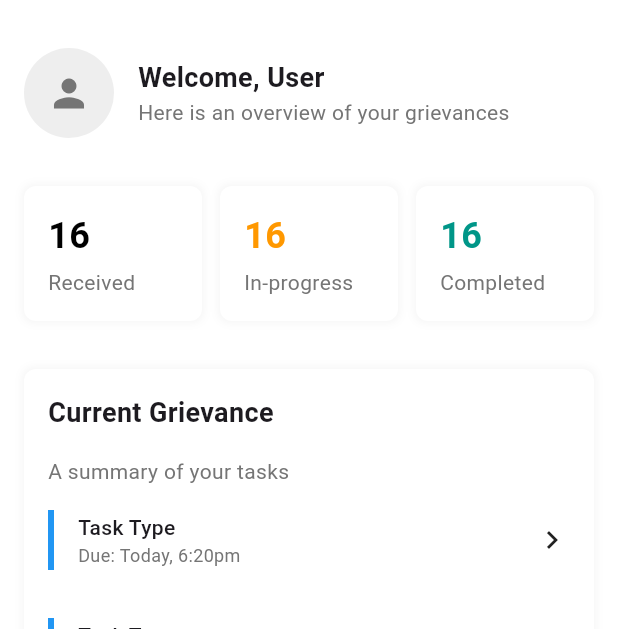
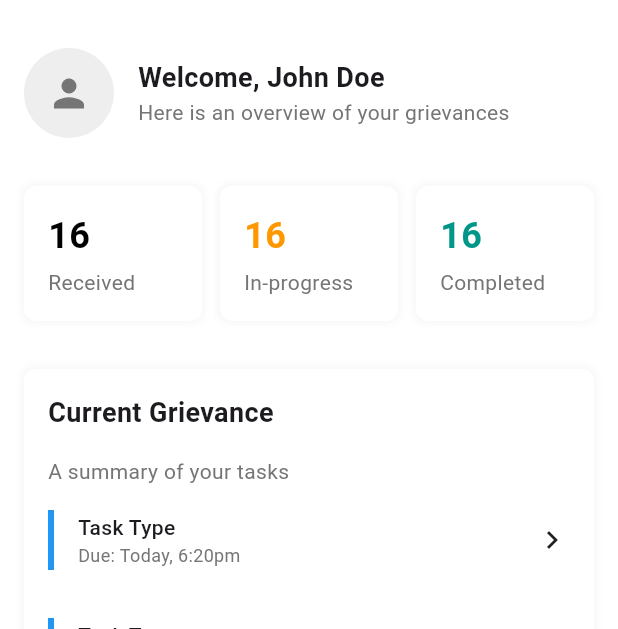
Before and after one commit to yxiang921/grievance-management-mobile, a Flutter app: the screen it shows after launch, on a phone screen of 412 x 824 dp, the part 84-713 px from its top. Run offline on Flutter 3.47's test engine with Material 3 defaults, Android fonts, the phone set to English and light mode, and no system bars; drawn by our look-alikes of fl_chart; our stand-ins replace image_picker; Roboto replaces fonts that are missing (SF Pro Display).

Commit message:
Modify: modified appbar, UI design

```diff
--- a/lib/screens/home_screen.dart
+++ b/lib/screens/home_screen.dart
@@ -1,5 +1,6 @@
 import 'package:flutter/material.dart';
 import 'package:fl_chart/fl_chart.dart';
+import 'package:grievance_mobile/screens/grievance_detail_screen.dart';
 import 'package:grievance_mobile/utils/colors.dart';
 import 'package:grievance_mobile/widgets/navbar.dart';
 
@@ -44,8 +45,14 @@ class HomePage extends StatelessWidget {
     );
   }
 
-  Widget _buildTaskItem() {
-    return Container(
+  Widget _buildTaskItem(BuildContext context) {
+    return GestureDetector(
+      onTap: (){
+        Navigator.push(
+          context,
+          MaterialPageRoute(builder: (context) => GrievanceDetailsPage() ));
+      },
+      child: Container(
         padding: EdgeInsets.all(16),
         child: Row(
           children: [
@@ -77,6 +84,7 @@ class HomePage extends StatelessWidget {
             ),
             Icon(Icons.chevron_right),
           ],
+        ),
       ),
     );
   }
@@ -133,7 +141,7 @@ class HomePage extends StatelessWidget {
                       crossAxisAlignment: CrossAxisAlignment.start,
                       children: [
                         Text(
-                          'Welcome, User',
+                          'Welcome, John Doe',
                           style: TextStyle(
                             fontSize: 18,
                             fontWeight: FontWeight.bold,
@@ -207,8 +215,8 @@ class HomePage extends StatelessWidget {
                           ),
                         ),
                       ),
-                      _buildTaskItem(),
-                      _buildTaskItem(),
+                      _buildTaskItem(context),
+                      _buildTaskItem(context),
                     ],
                   ),
                 ),
```
Also changed, not shown: lib/screens/grievance_detail_screen.dart (+6 -21 lines), lib/screens/grievance_submission_screen.dart (+30 -24 lines). Lines whose indentation alone changed are shown as unchanged.
